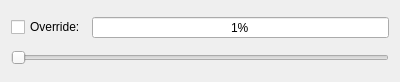
Qt form View/FeedForm.ui (octronic-uk/Candle) before a commit.
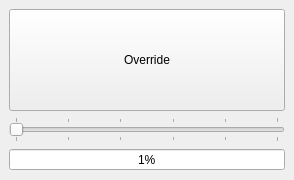
The same form after that commit.

```diff
--- a/View/FeedForm.ui
+++ b/View/FeedForm.ui
@@ -6,17 +6,14 @@
    <rect>
     <x>0</x>
     <y>0</y>
-    <width>400</width>
-    <height>82</height>
+    <width>294</width>
+    <height>180</height>
    </rect>
   </property>
   <property name="windowTitle">
    <string>Form</string>
   </property>
   <layout class="QVBoxLayout" name="verticalLayout">
-   <item>
-    <widget class="QWidget" name="widgetFeed" native="true">
-     <layout class="QHBoxLayout" name="horizontalLayout_17">
       <property name="leftMargin">
        <number>0</number>
       </property>
@@ -30,13 +27,40 @@
        <number>0</number>
       </property>
       <item>
-       <layout class="QVBoxLayout" name="verticalLayout_13">
+    <widget class="QWidget" name="widgetFeed" native="true">
+     <layout class="QVBoxLayout" name="verticalLayout_2">
         <item>
-         <layout class="QHBoxLayout" name="horizontalLayout_15" stretch="0,1">
-          <item>
-           <widget class="QCheckBox" name="chkFeedOverride">
+       <widget class="QPushButton" name="chkFeedOverride">
+        <property name="sizePolicy">
+         <sizepolicy hsizetype="Expanding" vsizetype="Expanding">
+          <horstretch>0</horstretch>
+          <verstretch>0</verstretch>
+         </sizepolicy>
+        </property>
             <property name="text">
-             <string>Override:</string>
+         <string>Override</string>
+        </property>
+        <property name="checkable">
+         <bool>true</bool>
+        </property>
+       </widget>
+      </item>
+      <item>
+       <widget class="QSlider" name="sliFeed">
+        <property name="minimum">
+         <number>0</number>
+        </property>
+        <property name="maximum">
+         <number>500</number>
+        </property>
+        <property name="orientation">
+         <enum>Qt::Horizontal</enum>
+        </property>
+        <property name="tickPosition">
+         <enum>QSlider::TicksBothSides</enum>
+        </property>
+        <property name="tickInterval">
+         <number>100</number>
             </property>
            </widget>
           </item>
@@ -58,23 +82,6 @@
              <number>500</number>
             </property>
            </widget>
-          </item>
-         </layout>
-        </item>
-        <item>
-         <widget class="QSlider" name="sliFeed">
-          <property name="minimum">
-           <number>0</number>
-          </property>
-          <property name="maximum">
-           <number>500</number>
-          </property>
-          <property name="orientation">
-           <enum>Qt::Horizontal</enum>
-          </property>
-         </widget>
-        </item>
-       </layout>
       </item>
      </layout>
     </widget>
```
Lines whose indentation alone changed are shown as unchanged.
